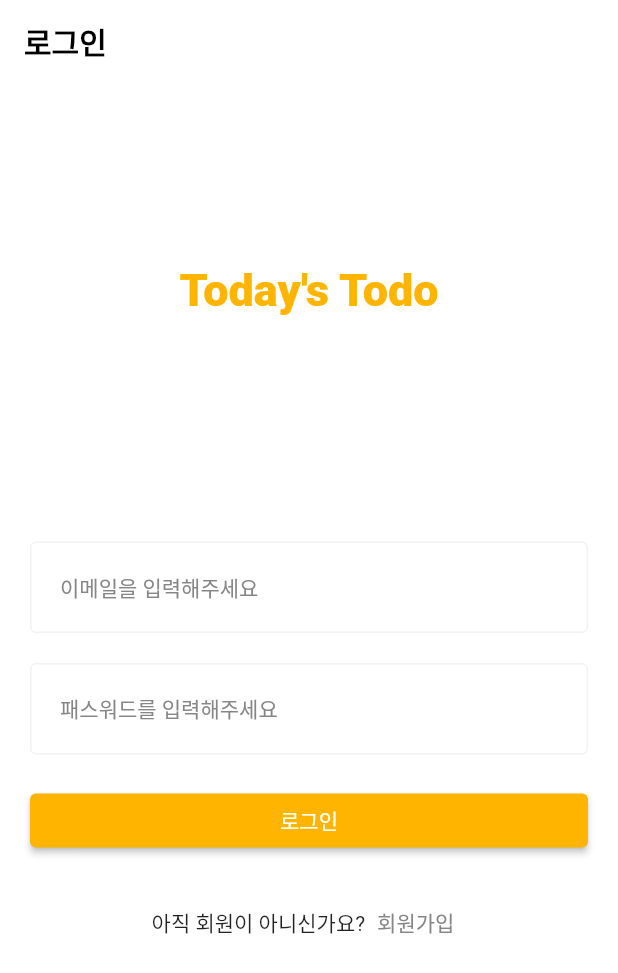
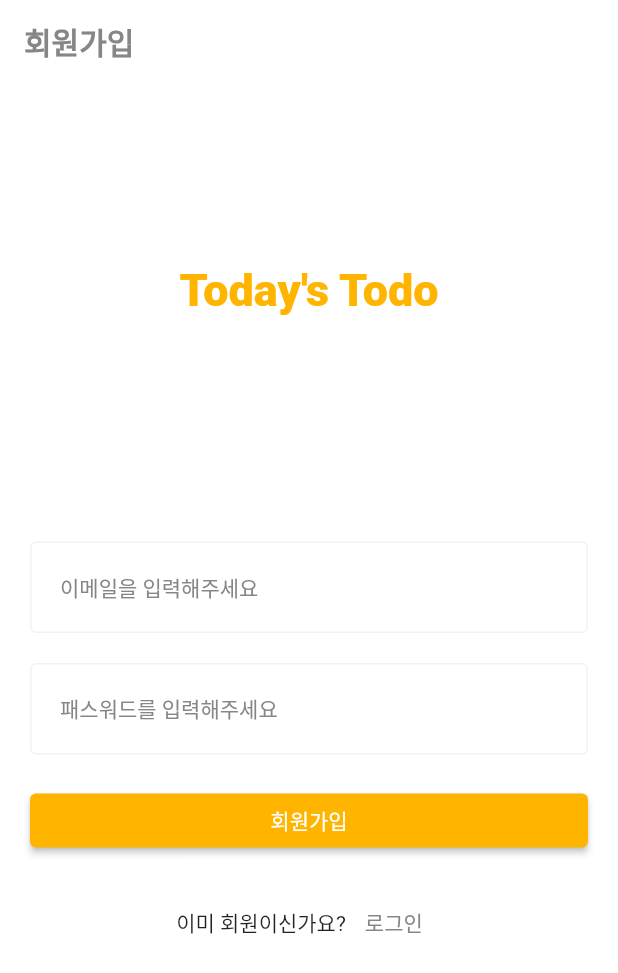
Before and after one commit to HolyWatter/fluttertodoapp, a Flutter app: the screen it shows after launch, after a tap on "회원가입", on a phone screen of 412 x 824 dp. Shown: the top 973 px of the screen. Run offline on Flutter 3.47's test engine with Material 2 defaults, Android fonts, the phone set to English and light mode, and no system bars; our stand-ins replace dio, flutter_riverpod, flutter_secure_storage, retrofit; generated files the repository leaves out were written again; network calls fail; Roboto replaces fonts that are missing (SCDream).

Commit message:
로그인 회원가입 및 오늘의 할일 불러오기

```diff
--- a/lib/common/layout/default_layout.dart
+++ b/lib/common/layout/default_layout.dart
@@ -1,4 +1,5 @@
 import 'package:flutter/material.dart';
+import 'package:todoapp/common/const/colors.dart';
 
 class DefaultLayout extends StatelessWidget {
   final Color ? backgroundColor;
@@ -24,7 +25,7 @@ class DefaultLayout extends StatelessWidget {
   return AppBar(
     backgroundColor: Colors.white,
     elevation: 0,
-    title : Text(title! , style: const TextStyle(fontWeight: FontWeight.w600, color: Colors.black),)
+    title : Text(title! , style: const TextStyle(fontWeight: FontWeight.w600, color: BDOY_TEXT_COLOR),)
   );
 }
 }
--- /dev/null
+++ b/lib/common/secure_storage/secure_storage_provider.dart
@@ -0,0 +1,4 @@
+import 'package:flutter_riverpod/flutter_riverpod.dart';
+import 'package:flutter_secure_storage/flutter_secure_storage.dart';
+
+final secureStorageProvider = Provider<FlutterSecureStorage>((ref) => const FlutterSecureStorage());
--- /dev/null
+++ b/lib/common/view/splash_screen.dart
@@ -0,0 +1,62 @@
+import 'package:dio/dio.dart';
+import 'package:flutter/material.dart';
+import 'package:flutter_riverpod/flutter_riverpod.dart';
+import 'package:todoapp/common/const/colors.dart';
+import 'package:todoapp/common/layout/default_layout.dart';
+import 'package:todoapp/common/secure_storage/secure_storage_provider.dart';
+import 'package:todoapp/common/todo/view/todo_screen.dart';
+import 'package:todoapp/user/view/auth_screen.dart';
+
+class SplashScreen extends ConsumerStatefulWidget {
+  const SplashScreen({super.key});
+
+  @override
+  ConsumerState<SplashScreen> createState() => _SplashScreenState();
+}
+
+class _SplashScreenState extends ConsumerState<SplashScreen> {
+  @override
+  void initState() {
+    super.initState();
+
+    checkToken();
+  }
+
+  void checkToken () async {
+    final storage = ref.read(secureStorageProvider);
+
+    final dio = Dio();
+
+    final refreshToken = await storage.read(key: 'refreshToken');
+
+    try {
+      final res = await dio.post('http://localhost:4000/api/auth/token', options: Options(
+        headers: {
+          'authorization' : refreshToken
+        }
+      ));
+      final accessToken = res.data['accessToken'];
+      await storage.write(key: 'accessToken', value: accessToken);
+
+      Navigator.of(context).pushAndRemoveUntil(MaterialPageRoute(builder: (_)=> const TodoScreen()), (route) => false);
+    }
+    catch(e){
+      Navigator.of(context).pushAndRemoveUntil(MaterialPageRoute(builder: (_)=> const AuthScreen()), (route) => false);
+    }
+  }
+
+  @override
+  Widget build(BuildContext context) {
+
+    return DefaultLayout(
+      backgroundColor : PRIMARY_COLOR,
+      child: Column(
+        mainAxisAlignment: MainAxisAlignment.spaceAround,
+      children: const [
+        Center(
+          child: Text("Today's Todo",
+                  style: TextStyle(fontSize: 30, fontWeight: FontWeight.w700, color: Colors.white),)),
+        CircularProgressIndicator(color: Colors.white,)
+      ],));
+  }
+}
--- a/lib/common/widget/custom_text_field.dart
+++ b/lib/common/widget/custom_text_field.dart
@@ -4,8 +4,9 @@ import 'package:todoapp/common/const/colors.dart';
 class CustomTextField extends StatelessWidget {
   final bool isPassword;
   final String hintText;
+  final ValueChanged<String> ? onChanged;
 
-  const CustomTextField({super.key, required this.isPassword, required this.hintText});
+  const CustomTextField({super.key, required this.isPassword, required this.hintText, this.onChanged});
 
 
   @override
@@ -18,6 +19,7 @@ class CustomTextField extends StatelessWidget {
         )
       );
     return TextFormField(
+            onChanged: onChanged,
             obscureText: isPassword,
             cursorColor: PRIMARY_COLOR,
             decoration: InputDecoration(
--- a/lib/main.dart
+++ b/lib/main.dart
@@ -1,8 +1,10 @@
 import 'package:flutter/material.dart';
-import 'package:todoapp/user/view/login_screen.dart';
+import 'package:flutter_riverpod/flutter_riverpod.dart';
+import 'package:todoapp/common/view/splash_screen.dart';
+
 
 void main() {
-  runApp(const _App());
+  runApp(const ProviderScope(child: _App()));
 }
 
 class _App extends StatelessWidget {
@@ -14,7 +16,7 @@ class _App extends StatelessWidget {
       theme : ThemeData(
         fontFamily: 'SCDream',
       ),
-      home: const LoginScreen(),
+      home: const SplashScreen()
     );
   }
 }
--- /dev/null
+++ b/lib/user/view/auth_screen.dart
@@ -0,0 +1,99 @@
+import 'package:dio/dio.dart';
+import 'package:flutter/material.dart';
+import 'package:flutter_riverpod/flutter_riverpod.dart';
+import 'package:todoapp/common/const/colors.dart';
+import 'package:todoapp/common/layout/default_layout.dart';
+import 'package:todoapp/common/secure_storage/secure_storage_provider.dart';
+import 'package:todoapp/common/widget/custom_text_field.dart';
+
+class AuthScreen extends ConsumerStatefulWidget {
+
+  const AuthScreen({super.key});
+
+  @override
+  ConsumerState<AuthScreen> createState() => _AuthScreenState();
+}
+
+class _AuthScreenState extends ConsumerState<AuthScreen> {
+  final dio = Dio();
+
+  String email = '';
+  String password = '';
+  bool isSignup = false;
+
+  @override
+  Widget build(BuildContext context) {
+    return DefaultLayout(
+      title: isSignup ? "회원가입" : "로그인",
+      child: Column(
+        crossAxisAlignment: CrossAxisAlignment.stretch,
+        children: [
+          const SizedBox(height: 100,),
+          const Center(child: Text("Today's Todo", style: TextStyle(color : PRIMARY_COLOR, fontSize: 30, fontWeight: FontWeight.w900),)),
+          const SizedBox(height: 150,),
+           CustomTextField(
+            onChanged: (value) {
+              email = value;
+            },
+            isPassword: false,
+            hintText: '이메일을 입력해주세요'),
+          const SizedBox(
+            height: 20.0,
+          ),
+          CustomTextField(
+            onChanged: (value){
+              password = value;
+            },
+            isPassword: true,
+            hintText: '패스워드를 입력해주세요'),
+          const SizedBox(
+            height: 20.0,
+          ),
+          ElevatedButton(onPressed: ()async {
+            if(isSignup){
+              final res = dio.post('http://localhost:4000/api/auth/signup' , data: {
+                'email' : email,
+                'password' : password,
+              });
+                setState(() {
+                  isSignup = false;});
+
+            }else{
+              final res = await dio.post('http://localhost:4000/api/auth/login' , data: {
+                'email' : email,
+                'password' : password,
+              });
+              final accessToken = res.data['accessToken'];
+              final refreshToken = res.data['refreshToken'];
+
+              final storage = ref.read(secureStorageProvider);
+
+              await storage.write(key: 'accessToken', value: accessToken);
+              await storage.write(key: 'refreshToken', value: refreshToken);
+
+            }
+          },
+          style: ElevatedButton.styleFrom(
+            backgroundColor: PRIMARY_COLOR
+          ), child: Text(isSignup ? "회원가입" : "로그인"),),
+          const SizedBox(
+            height: 20.0,
+          ),
+           Row(
+            mainAxisAlignment: MainAxisAlignment.center,
+            children: [
+             Text(isSignup ? "이미 회원이신가요?" : "아직 회원이 아니신가요?"),
+             TextButton(
+              onPressed: (){
+                setState(() {
+                  isSignup = !isSignup;
+                });
+              },
+              child: Text(isSignup ? "로그인" : "회원가입",
+              style: const TextStyle(color: BDOY_TEXT_COLOR),),),
+          ],)
+        ],
+      ),
+    );
+  }
+}
--- a/lib/user/view/login_screen.dart
+++ /dev/null
@@ -1,13 +0,0 @@
-import 'package:flutter/material.dart';
-import 'package:todoapp/user/widget/auth_layout.dart';
-
-class LoginScreen extends StatelessWidget {
-  const LoginScreen({super.key});
-
-  @override
-  Widget build(BuildContext context) {
-
-
-    return const AuthLayout(isSignup: false);
-  }
-}
--- a/lib/user/widget/auth_layout.dart
+++ /dev/null
@@ -1,48 +0,0 @@
-import 'package:flutter/material.dart';
-import 'package:todoapp/common/const/colors.dart';
-import 'package:todoapp/common/layout/default_layout.dart';
-import 'package:todoapp/common/widget/custom_text_field.dart';
-
-class AuthLayout extends StatelessWidget {
-  final bool isSignup;
-  const AuthLayout({super.key, required this.isSignup});
-
-  @override
-  Widget build(BuildContext context) {
-    return DefaultLayout(
-      title: isSignup ? "회원가입" : "로그인",
-      child: Column(
-        crossAxisAlignment: CrossAxisAlignment.stretch,
-        children: [
-          const SizedBox(height: 100,),
-          const Center(child: Text("Today's Todo", style: TextStyle(color : PRIMARY_COLOR, fontSize: 30, fontWeight: FontWeight.w900),)),
-          const SizedBox(height: 150,),
-          const CustomTextField(isPassword: false, hintText: '이메일을 입력해주세요'),
-          const SizedBox(
-            height: 20.0,
-          ),
-          const CustomTextField(isPassword: true, hintText: '패스워드를 입력해주세요'),
-          const SizedBox(
-            height: 20.0,
-          ),
-          ElevatedButton(onPressed: (){
-          },style: ElevatedButton.styleFrom(
-            backgroundColor: PRIMARY_COLOR
-          ), child: Text(isSignup ? "회원가입" : "로그인"),),
-          const SizedBox(
-            height: 20.0,
-          ),
-           Row(
-            mainAxisAlignment: MainAxisAlignment.center,
-            children: [
-             Text(isSignup ? "이미 회원이신가요?" : "아직 회원이 아니신가요?"),
-             TextButton(
-              onPressed: (){},
-              child: Text(isSignup ? "로그인" : "회원가입",
-              style: const TextStyle(color: BDOY_TEXT_COLOR),),),
-          ],)
-        ],
-      ),
-    );
-  }
-}
```
Also changed, not shown: lib/common/dio/dio.dart (added, +94 -0 lines), lib/common/todo/model/todo_model.dart (added, +49 -0 lines), lib/common/todo/provider/todo_provider.dart (added, +31 -0 lines), lib/common/todo/repository/todo_repository.dart (added, +28 -0 lines), lib/common/todo/view/todo_screen.dart (added, +42 -0 lines), lib/user/model/user_model.dart (added, +21 -0 lines), lib/user/view/signup_screen.dart (deleted, +0 -11 lines), pubspec.yaml (+9 -0 lines), lib/common/todo/model/todo_model.g.dart (added), lib/common/todo/repository/todo_repository.g.dart (added), lib/user/model/user_model.g.dart (added), pubspec.lock, 14 other files.
